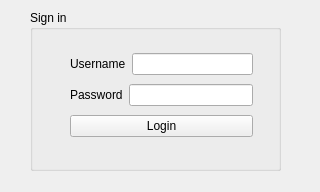
First picture: the form in 2DGraphicsModeler/login.ui, repository hoonman/qties, before the edit.
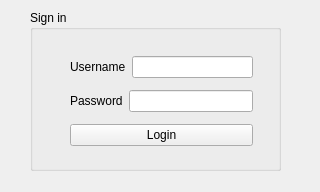
Second picture: the form after the edit.

Commit message: hided password

The edit to the form file:
```diff
--- a/2DGraphicsModeler/login.ui
+++ b/2DGraphicsModeler/login.ui
@@ -25,13 +25,13 @@
    <property name="title">
     <string>Sign in</string>
    </property>
-   <widget class="QWidget" name="">
+   <widget class="QWidget" name="layoutWidget">
     <property name="geometry">
      <rect>
       <x>40</x>
       <y>40</y>
       <width>183</width>
-      <height>90</height>
+      <height>105</height>
      </rect>
     </property>
     <layout class="QVBoxLayout" name="verticalLayout">
@@ -59,7 +59,11 @@
         </widget>
        </item>
        <item>
-        <widget class="QLineEdit" name="lineEdit_Password"/>
+        <widget class="QLineEdit" name="lineEdit_Password">
+         <property name="echoMode">
+          <enum>QLineEdit::Password</enum>
+         </property>
+        </widget>
        </item>
       </layout>
      </item>
```
The commit also changes 129 other files.
